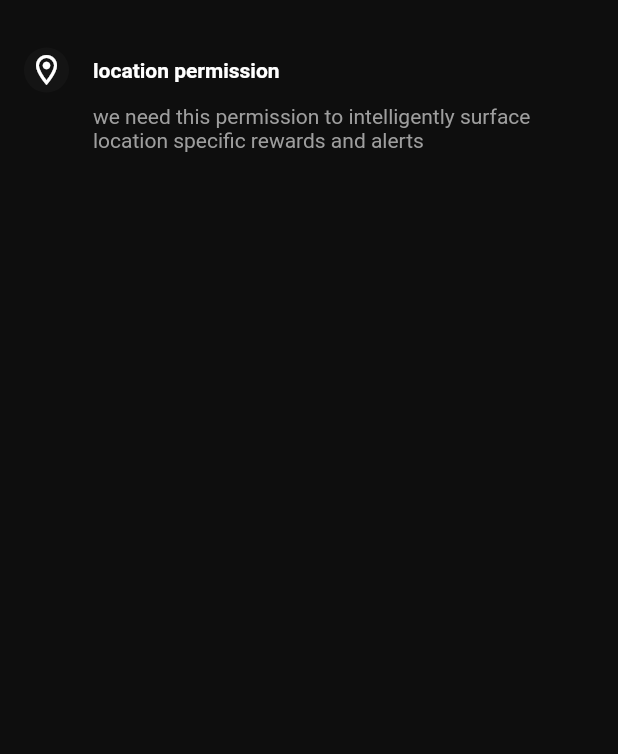
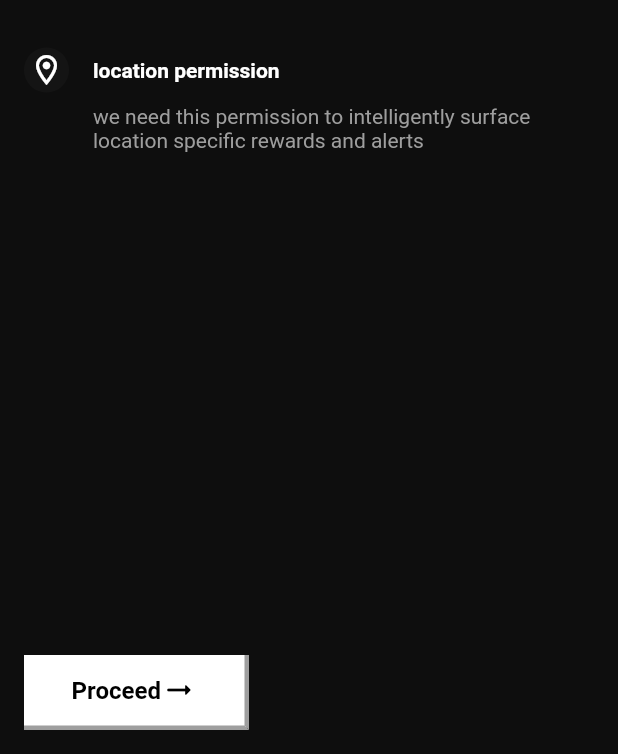
Before and after one commit to rohit0110/Cred, a Flutter app: the PermissionsPage screen opened directly, on a phone screen of 412 x 824 dp, the part 482-1236 px from its top. Run offline on Flutter 3.47's test engine with Material 2 defaults, Android fonts, the phone set to English and light mode, and no system bars.

Commit message:
Add temporary button for layout

```diff
--- a/lib/pages/permission_page/permissions.dart
+++ b/lib/pages/permission_page/permissions.dart
@@ -1,4 +1,5 @@
 import 'package:cred/constants.dart';
+import 'package:cred/pages/common_components/outer_button.dart';
 import 'package:cred/pages/permission_page/components/permission_card.dart';
 import 'package:flutter/gestures.dart';
 import 'package:flutter/material.dart';
@@ -14,6 +15,9 @@ class PermissionsPage extends StatelessWidget {
           padding: const EdgeInsets.all(padding),
           color: secondaryColor,
           child: Column(
+            mainAxisAlignment: MainAxisAlignment.spaceBetween,
+            children: [
+              Column(
                 crossAxisAlignment: CrossAxisAlignment.start,
                 children: [
                   Row(
@@ -80,6 +84,14 @@ class PermissionsPage extends StatelessWidget {
                   ),
                 ],
               ),
+              Row(
+                mainAxisAlignment: MainAxisAlignment.start,
+                children: const [
+                  OuterButton(disabled: false),
+                ],
+              ),
+            ],
+          ),
         ),
       ),
     );
```
Lines whose indentation alone changed are shown as unchanged.
